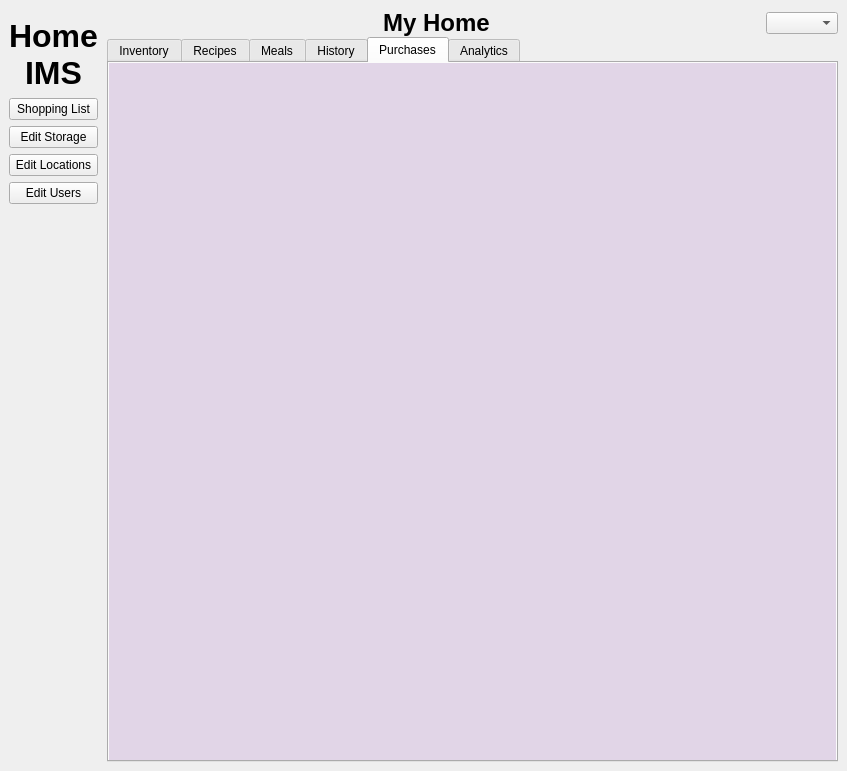
Above: home_ims/src/view/ui/main.ui from isaac-ucalgary/CPSC471_Fall2024_GroupProject before the change. Below: the same form after it.
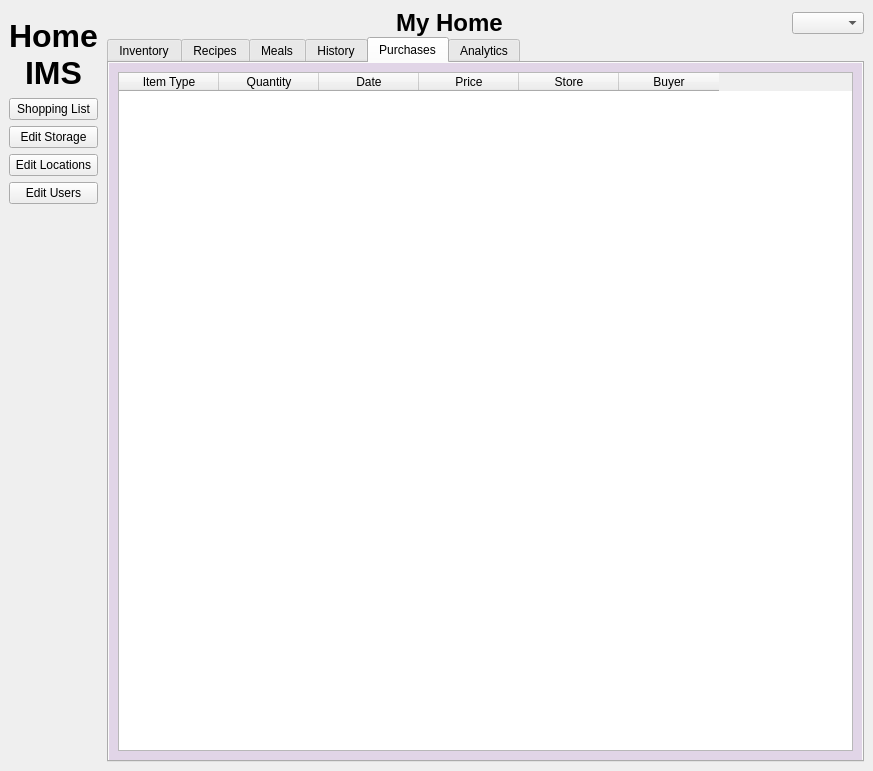
That is the form after the change. The open tabs and pages were chosen to show the change.

Commit message: Started work on history table.

```diff
--- a/home_ims/src/view/ui/main.ui
+++ b/home_ims/src/view/ui/main.ui
@@ -6,7 +6,7 @@
    <rect>
     <x>0</x>
     <y>0</y>
-    <width>847</width>
+    <width>873</width>
     <height>771</height>
    </rect>
   </property>
@@ -130,6 +130,9 @@
         </item>
         <item>
          <widget class="QTabWidget" name="tabs">
+          <property name="enabled">
+           <bool>true</bool>
+          </property>
           <property name="styleSheet">
            <string notr="true"/>
           </property>
@@ -587,6 +590,51 @@
            <attribute name="title">
             <string>Purchases</string>
            </attribute>
+           <layout class="QVBoxLayout" name="verticalLayout_11">
+            <item>
+             <widget class="QTableWidget" name="tableWidget_3">
+              <property name="editTriggers">
+               <set>QAbstractItemView::NoEditTriggers</set>
+              </property>
+              <property name="selectionMode">
+               <enum>QAbstractItemView::NoSelection</enum>
+              </property>
+              <property name="sortingEnabled">
+               <bool>true</bool>
+              </property>
+              <column>
+               <property name="text">
+                <string>Item Type</string>
+               </property>
+              </column>
+              <column>
+               <property name="text">
+                <string>Quantity</string>
+               </property>
+              </column>
+              <column>
+               <property name="text">
+                <string>Date</string>
+               </property>
+              </column>
+              <column>
+               <property name="text">
+                <string>Price</string>
+               </property>
+              </column>
+              <column>
+               <property name="text">
+                <string>Store</string>
+               </property>
+              </column>
+              <column>
+               <property name="text">
+                <string>Buyer</string>
+               </property>
+              </column>
+             </widget>
+            </item>
+           </layout>
           </widget>
           <widget class="QWidget" name="analyticsTab">
            <property name="styleSheet">
```
Left out of the diff: 63 changed lines with no effect on the pictures. The commit also changes 9 other files.
